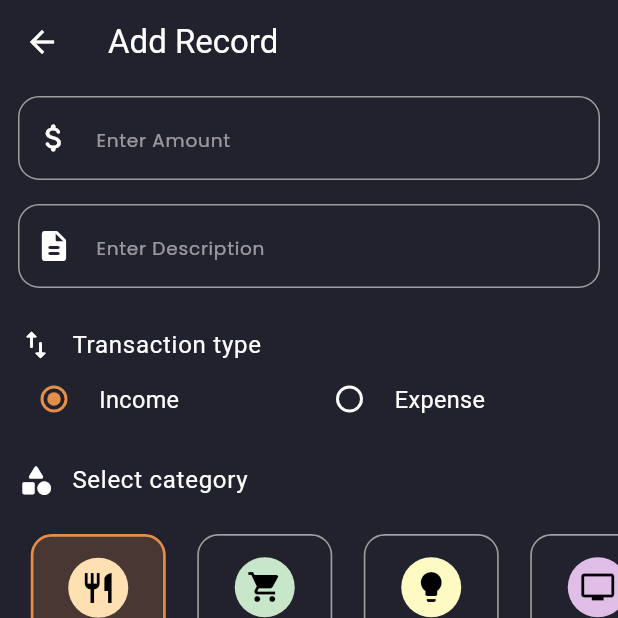
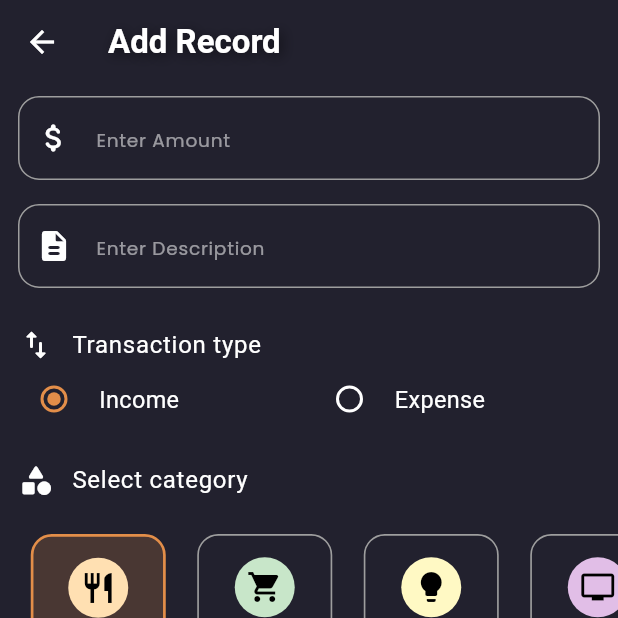
Before and after one commit to Zimil-Patel/sqlite_database_tasks, a Flutter app: the AddScreen screen opened directly, on a phone screen of 412 x 824 dp, the top half of it. Run offline on Flutter 3.47's test engine with Material 3 defaults, Android fonts, the phone set to English and light mode, and no system bars; our stand-ins replace blurrycontainer, font_awesome_flutter, get, google_fonts, sqflite; accounts and stored records are empty.

Commit message:
22 Dec 2024

```diff
--- a/lib/controller/home_controller.dart
+++ b/lib/controller/home_controller.dart
@@ -26,8 +26,9 @@ class HomeController extends GetxController {
   //
   Future<void> _init() async {
     log("home init Start...");
-    await DbHelper.dbHelper.myDb;
-    await setExpenseList();
+    // await DbHelper.dbHelper.deleteDatabaseFile();
+    // await DbHelper.dbHelper.myDb;
+    // await setExpenseList();
     log("home init Complete...");
   }
 
--- a/lib/main.dart
+++ b/lib/main.dart
@@ -2,9 +2,7 @@ import 'package:flutter/material.dart';
 import 'package:flutter/services.dart';
 import 'package:get/get.dart';
 import 'package:sqlite_database_tasks/controller/home_controller.dart';
-import 'package:sqlite_database_tasks/screen/home%20screen/home_screen.dart';
 import 'package:sqlite_database_tasks/screen/register%20screen/register_screen.dart';
-import 'package:sqlite_database_tasks/screen/tab%20screen/tab_screen.dart';
 import 'package:sqlite_database_tasks/theme/theme_data.dart';
 import 'package:sqlite_database_tasks/utils.dart';
 
@@ -40,7 +38,7 @@ class DBApp extends StatelessWidget {
     return GetMaterialApp(
       theme: AppTheme.darkTheme,
       debugShowCheckedModeBanner: false,
-      home: const TabScreen(),
+      home: const RegisterScreen(),
 
     );
   }
--- a/lib/screen/add screen/add_screen.dart
+++ b/lib/screen/add screen/add_screen.dart
@@ -13,7 +13,19 @@ class AddScreen extends StatelessWidget {
   Widget build(BuildContext context) {
     return Scaffold(
       appBar: AppBar(
-        title: const Text('Add Record'),
+        title: const Text(
+          'Add Record',
+          style: TextStyle(
+            fontWeight: FontWeight.bold,
+            shadows: [
+              Shadow(
+                color: Colors.black54,
+                blurRadius: 10,
+                offset: Offset(2, 2),
+              ),
+            ],
+          ),
+        ),
       ),
       body: Hero(
         tag: 'addScreen',
--- a/lib/screen/add screen/components/transaction_type_radio.dart
+++ b/lib/screen/add screen/components/transaction_type_radio.dart
@@ -39,13 +39,16 @@ class TransactionTypeRadio extends StatelessWidget {
               children: [
                 // INCOME
                 Expanded(
+                  flex: 1,
                   child: Row(
                     children: [
-                      Radio<int>(
+                      Flexible(
+                        child: Radio<int>(
                           value: 0,
                           groupValue: 0,
                           onChanged: (value){},
                           activeColor: third,
+                        ),
                       ),
                       const SizedBox(width: defPadding / 2,),
                       Flexible(child: Text('Income', style: TextStyle(fontSize: height * 0.019), overflow: TextOverflow.ellipsis,)),
@@ -55,14 +58,17 @@ class TransactionTypeRadio extends StatelessWidget {
 
                 const SizedBox(width: defPadding / 2,),
 
+
                 Expanded(
                   child: Row(
                     children: [
-                      Radio<int>(
+                      Flexible(
+                        child: Radio<int>(
                           value: 1,
                           groupValue: 0,
                           onChanged: (value){},
                           activeColor: third,
+                        ),
                       ),
                       const SizedBox(width: defPadding / 2,),
                       Flexible(child: Text('Expense', style: TextStyle(fontSize: height * 0.019),overflow: TextOverflow.ellipsis)),
--- a/lib/screen/search screen/search_screen.dart
+++ b/lib/screen/search screen/search_screen.dart
@@ -15,7 +15,7 @@ class SearchScreen extends StatelessWidget {
     return Scaffold(
       appBar: AppBar(
         title: const Text(
-          'Search Transaction',
+          'Transactions',
           style: TextStyle(
             fontWeight: FontWeight.bold,
             shadows: [
```
Also changed, not shown: lib/controller/helper/db_helper.dart (+33 -2 lines), lib/screen/filter screen/components/category_list_view.dart (added, +83 -0 lines), lib/screen/filter screen/filter_screen.dart (+35 -1 lines), lib/screen/home screen/home_screen.dart (+10 -8 lines). Lines whose indentation alone changed are shown as unchanged.
